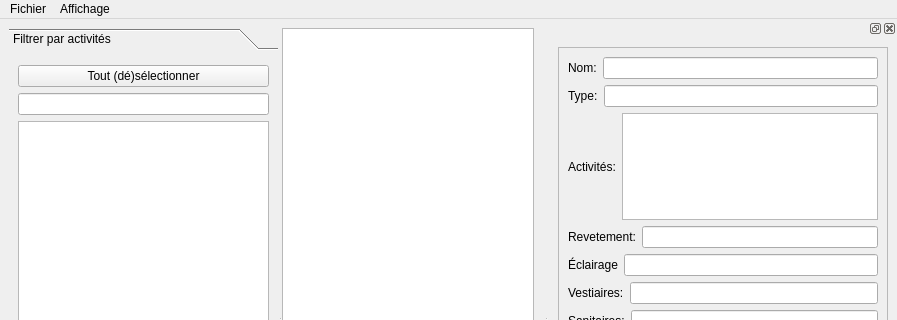
Above: interface.ui from Fabien-B/Projet-Python before the change; both pictures show x 0 to 897 and y 0 to 320 of the 897 by 653 pixel window. Below: the same form after it.
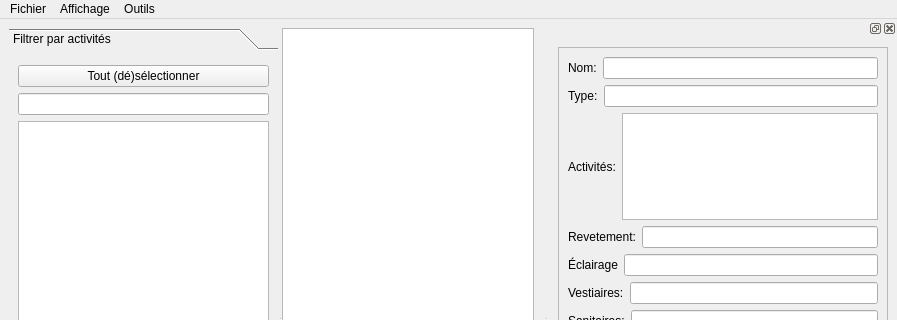
That is the form after the change. Custom widgets are drawn as their Qt base class.

The edit to the form file:
```diff
--- a/interface.ui
+++ b/interface.ui
@@ -171,8 +171,15 @@
     </property>
     <addaction name="actionInspecteur"/>
    </widget>
+   <widget class="QMenu" name="menuOutils">
+    <property name="title">
+     <string>Outils</string>
+    </property>
+    <addaction name="actionProxy"/>
+   </widget>
    <addaction name="menuFichier"/>
    <addaction name="menuAffichage"/>
+   <addaction name="menuOutils"/>
   </widget>
   <widget class="QStatusBar" name="statusbar"/>
   <widget class="QDockWidget" name="dockWidget_2">
```
Left out of the diff: 116 changed lines with no effect on the pictures.
